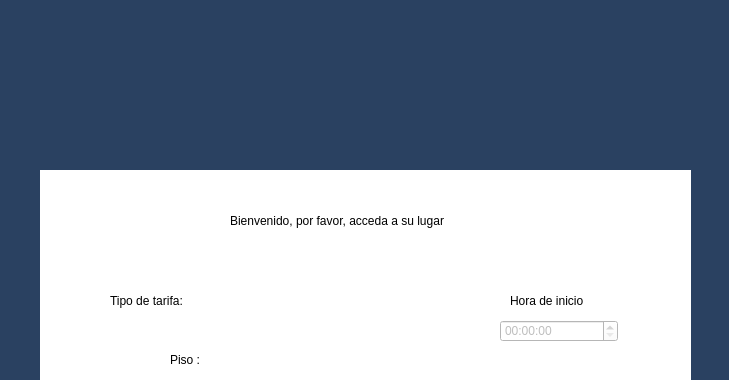
Old version of the form Estacionamiento/usuario.ui in the repository FernandoHS-0/Estacionamiento; both pictures show x 0 to 729 and y 0 to 380 of the 729 by 571 pixel window.
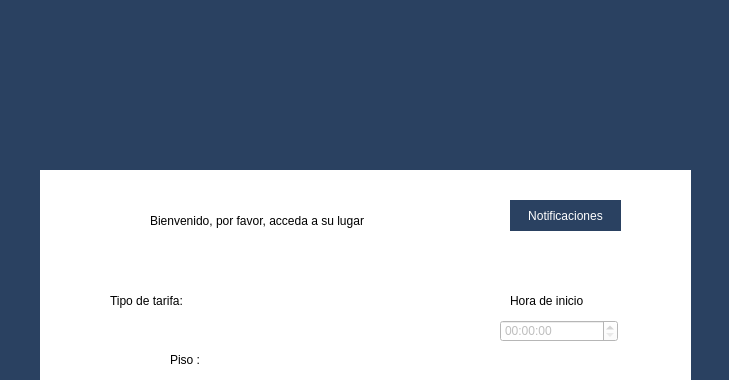
New version of the form. Icons and pictures are not drawn.

```diff
--- a/Estacionamiento/usuario.ui
+++ b/Estacionamiento/usuario.ui
@@ -18,7 +18,7 @@
 	background-color: #2A4161;
 }</string>
   </property>
-  <widget class="QWidget" name="widget_2" native="true">
+  <widget class="QStackedWidget" name="stackedWidget_2">
    <property name="geometry">
     <rect>
      <x>40</x>
@@ -45,6 +45,10 @@
 	border: 1px solid #A1C1E6;
 }</string>
    </property>
+   <property name="currentIndex">
+    <number>0</number>
+   </property>
+   <widget class="QWidget" name="stackedWidget_2Page1" native="true">
    <widget class="QLabel" name="Piso">
     <property name="geometry">
      <rect>
@@ -247,7 +251,7 @@
    <widget class="QLabel" name="label">
     <property name="geometry">
      <rect>
-      <x>190</x>
+       <x>110</x>
       <y>20</y>
       <width>371</width>
       <height>61</height>
@@ -281,6 +285,57 @@
     <property name="text">
      <string>Salir</string>
     </property>
+    </widget>
+    <widget class="QPushButton" name="pushButton">
+     <property name="geometry">
+      <rect>
+       <x>470</x>
+       <y>30</y>
+       <width>111</width>
+       <height>31</height>
+      </rect>
+     </property>
+     <property name="styleSheet">
+      <string notr="true">QPushButton{
+	background-color: #2A4161;
+	color: white;
+	font: 10pt &quot;Corbel&quot;;
+	border: none;
+}
+
+QPushButton:Hover{
+	background-color: #C2C9F2;
+}</string>
+     </property>
+     <property name="text">
+      <string>Notificaciones</string>
+     </property>
+    </widget>
+   </widget>
+   <widget class="QWidget" name="page">
+    <widget class="QLabel" name="label_2">
+     <property name="geometry">
+      <rect>
+       <x>230</x>
+       <y>10</y>
+       <width>161</width>
+       <height>41</height>
+      </rect>
+     </property>
+     <property name="text">
+      <string>Panel de notificaciones </string>
+     </property>
+    </widget>
+    <widget class="QTableWidget" name="TablaComentarios">
+     <property name="geometry">
+      <rect>
+       <x>30</x>
+       <y>70</y>
+       <width>591</width>
+       <height>281</height>
+      </rect>
+     </property>
+    </widget>
    </widget>
   </widget>
   <widget class="QPushButton" name="pushButton_2">
```
Lines whose indentation alone changed are shown as unchanged.
